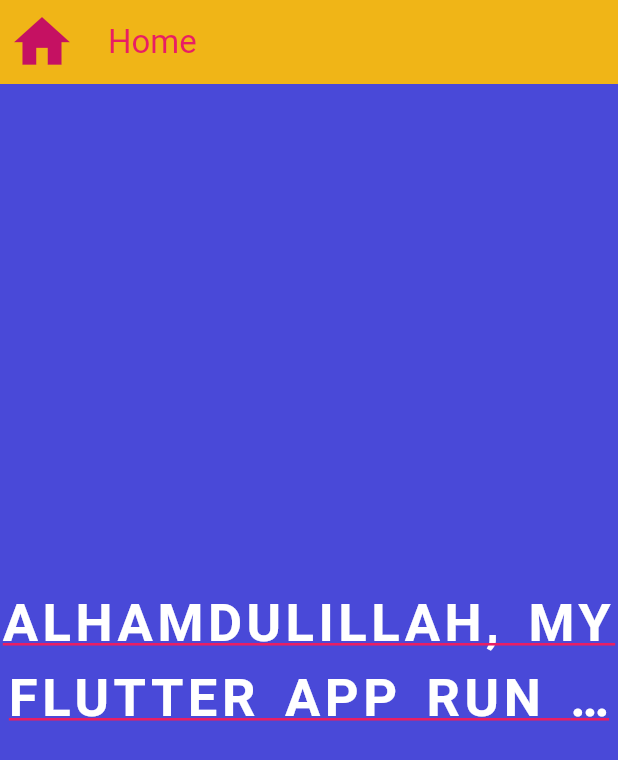
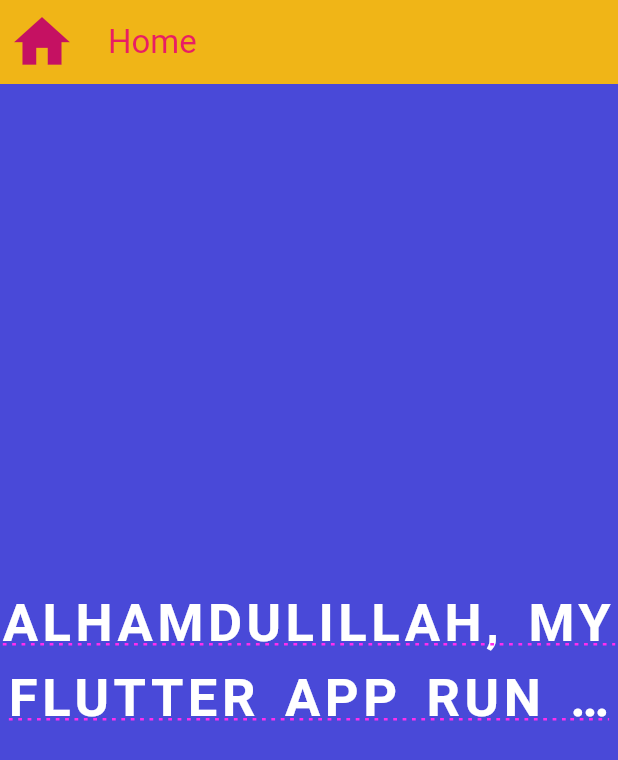
Before and after one commit to hafizurrahmanomar/flutter_practice_android_studio, a Flutter app: the screen it shows after launch, on a phone screen of 412 x 824 dp. Shown: the top 760 px of the screen. Run offline on Flutter 3.47's test engine with Material 3 defaults, Android fonts, the phone set to English and light mode, and no system bars.

Commit message:
Appbar And text widget

```diff
--- a/module_06_class_01_text/lib/main.dart
+++ b/module_06_class_01_text/lib/main.dart
@@ -50,14 +50,16 @@
             fontWeight: FontWeight.w700,
             wordSpacing: 5,
             letterSpacing: 3,
+            //decoration:TextDecoration.overline,
             //decoration: TextDecoration.lineThrough,
-            //decoration: TextDecoration.overline,
             decoration: TextDecoration.underline,
+            //decorationThickness:BorderSide.strokeAlignCenter,
+            decorationColor: Color(0xFFff2def),
+            decorationStyle: TextDecorationStyle.dotted,
             //overflow: TextOverflow.visible,
             //overflow: TextOverflow.clip,
             //overflow: TextOverflow.fade,
             overflow: TextOverflow.ellipsis,
-            decorationColor: Colors.pink,
           ),
         ),
       ),
```
